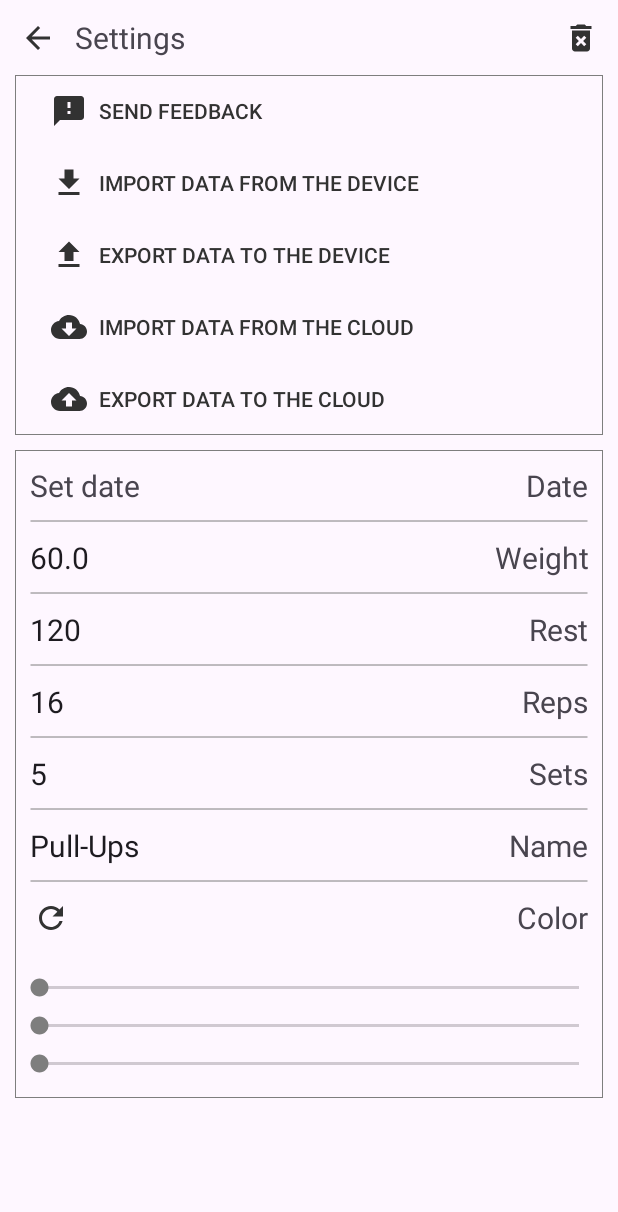
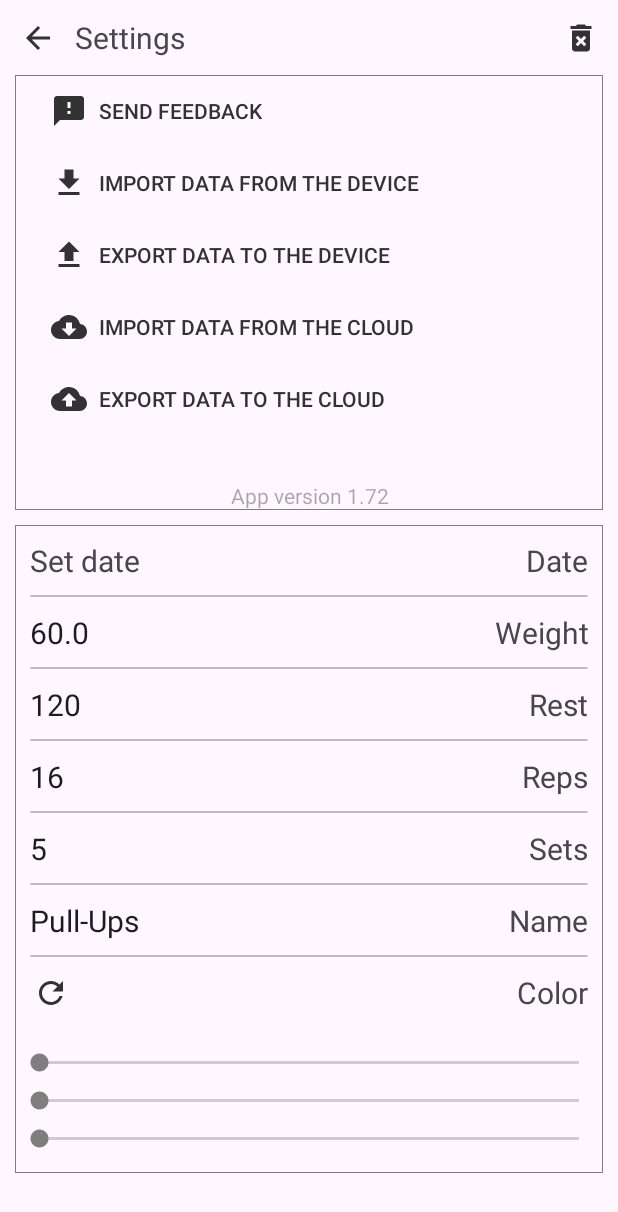
Before and after one commit to lestec-al/afit, an Android app: the layout dialog_settings.xml on its own in the app's theme, with its tools: preview values and no code run, on a phone screen of 412 x 824 dp. Shown: the top 1212 px of the screen. Run offline under Robolectric (Android 15) with nearby library versions, the phone set to English and light mode, and no system bars.

Commit message:
20(1.73)

```diff
--- a/app/build.gradle
+++ b/app/build.gradle
@@ -10,8 +10,8 @@ android {
         applicationId "com.yurhel.alex.afit"
         minSdk 28
         targetSdk 33
-        versionCode 19
-        versionName "1.72"
+        versionCode 20
+        versionName "1.73"
 
         testInstrumentationRunner "androidx.test.runner.AndroidJUnitRunner"
     }
--- a/app/src/main/java/com/yurhel/alex/afit/MainActivity.java
+++ b/app/src/main/java/com/yurhel/alex/afit/MainActivity.java
@@ -65,7 +65,7 @@ public class MainActivity extends AppCompatActivity implements ClickInterface {
         setContentView(R.layout.activity_main);
         ActionBar actionBar = getSupportActionBar();
         if (actionBar != null)
-            actionBar.setTitle("");
+            actionBar.setTitle(R.string.app_name);
         themeColor = Help.getMainColor(this);
         db = new DB(this);
         updateAll();
@@ -133,8 +133,7 @@ public class MainActivity extends AppCompatActivity implements ClickInterface {
         // Try set app name and version
         try {
             PackageInfo pInfo = this.getPackageManager().getPackageInfo(this.getPackageName(), 0);
-            String version = getString(R.string.app_name)+" "+pInfo.versionName;
-            ((TextView)dialog.findViewById(R.id.dialogTitle)).setText(version);
+            ((TextView)dialog.findViewById(R.id.versionTV)).setText(String.format("%s %s", getString(R.string.app_ver), pInfo.versionName));
         } catch (Exception ignored) {}
 
         ProgressBar progress = dialog.findViewById(R.id.progressSync);
--- a/app/src/main/res/layout/activity_main.xml
+++ b/app/src/main/res/layout/activity_main.xml
@@ -10,6 +10,7 @@
         android:id="@+id/mainRV"
         android:layout_width="match_parent"
         android:layout_height="wrap_content"
+        android:overScrollMode="never"
         android:scrollbarSize="4dp"
         android:scrollbars="vertical"/>
 
--- a/app/src/main/res/layout/dialog_settings.xml
+++ b/app/src/main/res/layout/dialog_settings.xml
@@ -21,7 +21,6 @@
             android:contentDescription="@string/cancel" />
 
         <TextView
-            android:id="@+id/dialogTitle"
             android:layout_width="wrap_content"
             android:layout_height="match_parent"
             android:gravity="center_vertical"
@@ -120,6 +119,14 @@
             android:drawableLeft="@drawable/ic_cloud_upload"
             style="@style/Widget.AppCompat.Button.Borderless"
             tools:textColor="@color/dark"/>
+
+        <TextView
+            android:id="@+id/versionTV"
+            android:layout_width="match_parent"
+            android:layout_height="50dp"
+            android:gravity="center_horizontal|bottom"
+            android:textColor="@color/material_on_background_disabled"
+            tools:text="App version 1.72"/>
     </LinearLayout>
 
     <LinearLayout
--- a/app/src/main/res/values/strings.xml
+++ b/app/src/main/res/values/strings.xml
@@ -37,4 +37,5 @@
     <string name="no_data">No data available</string>
     <string name="data_replace">All existing data will be replaced</string>
     <string name="connect_cloud">Connect the cloud</string>
+    <string name="app_ver">App version</string>
 </resources>
```
Also changed, not shown: 3 other files.
